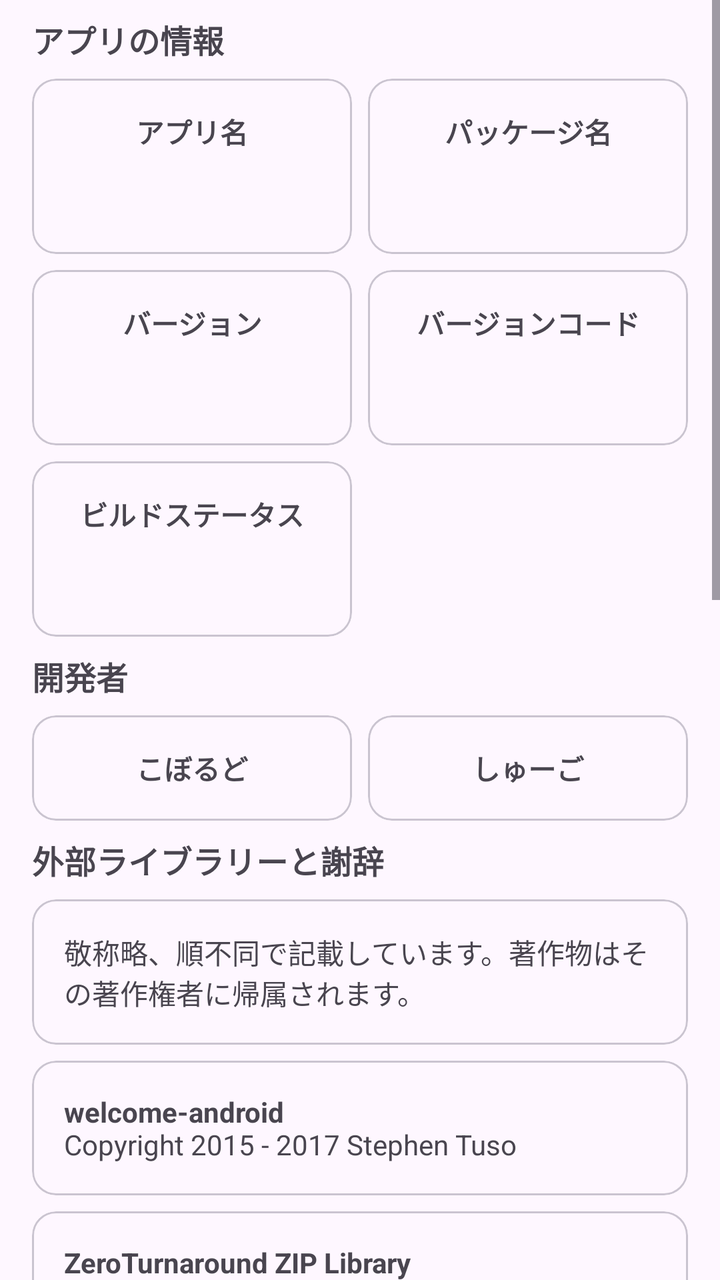
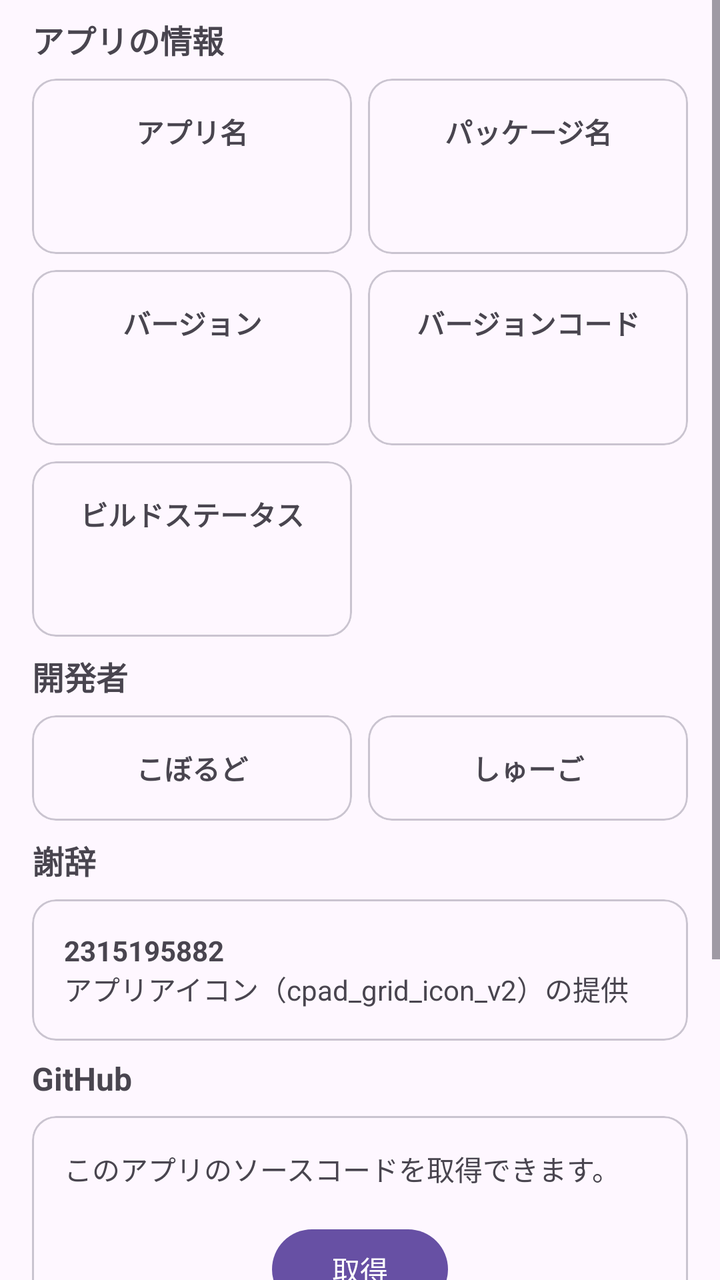

Screens rendered from an Android XML layout before and after an edit, with the pre-edit source and the edit as a unified diff.
<!-- AndroidManifest.xml: activity theme ActionBarTheme -->
<!-- res/layout/activity_app_info.xml -->
<?xml version="1.0" encoding="utf-8"?>
<ScrollView xmlns:android="http://schemas.android.com/apk/res/android"
    android:layout_width="match_parent"
    android:layout_height="match_parent">

    <LinearLayout
        android:layout_width="match_parent"
        android:layout_height="wrap_content"
        android:layout_marginHorizontal="@dimen/app_info_spacing"
        android:orientation="vertical">

        <androidx.appcompat.widget.AppCompatTextView
            android:layout_width="match_parent"
            android:layout_height="wrap_content"
            android:layout_marginVertical="@dimen/app_info_spacing_small"
            android:text="@string/info_app_info"
            android:textSize="@dimen/app_info_text_size"
            android:textStyle="bold" />

        <LinearLayout
            android:layout_width="match_parent"
            android:layout_height="wrap_content"
            android:layout_marginBottom="@dimen/app_info_spacing_small">

            <com.google.android.material.card.MaterialCardView
                android:layout_width="0dp"
                android:layout_height="match_parent"
                android:layout_weight="1"
                android:layout_marginEnd="@dimen/app_info_spacing_small"
                android:focusable="true"
                android:clickable="true">

                <LinearLayout
                    android:layout_width="match_parent"
                    android:layout_height="match_parent"
                    android:orientation="vertical">

                    <androidx.appcompat.widget.AppCompatTextView
                        android:layout_width="match_parent"
                        android:layout_height="wrap_content"
                        android:layout_marginHorizontal="@dimen/app_info_spacing"
                        android:layout_marginVertical="@dimen/app_info_spacing"
                        android:gravity="center"
                        android:text="@string/info_app_name"
                        android:textStyle="bold" />

                    <androidx.appcompat.widget.AppCompatTextView
                        android:id="@+id/menu_text_1"
                        android:layout_width="match_parent"
                        android:layout_height="wrap_content"
                        android:layout_marginHorizontal="@dimen/app_info_spacing"
                        android:layout_marginBottom="@dimen/app_info_spacing"
                        android:gravity="center" />

                </LinearLayout>

            </com.google.android.material.card.MaterialCardView>

            <com.google.android.material.card.MaterialCardView
                android:layout_width="0dp"
                android:layout_height="match_parent"
                android:layout_weight="1"
                android:focusable="true"
                android:clickable="true">

                <LinearLayout
                    android:layout_width="match_parent"
                    android:layout_height="match_parent"
                    android:orientation="vertical">

                    <androidx.appcompat.widget.AppCompatTextView
                        android:layout_width="match_parent"
                        android:layout_height="wrap_content"
                        android:layout_marginHorizontal="@dimen/app_info_spacing"
                        android:layout_marginVertical="@dimen/app_info_spacing"
                        android:gravity="center"
                        android:text="@string/info_package_name"
                        android:textStyle="bold" />

                    <androidx.appcompat.widget.AppCompatTextView
                        android:id="@+id/menu_text_2"
                        android:layout_width="match_parent"
                        android:layout_height="wrap_content"
                        android:layout_marginHorizontal="@dimen/app_info_spacing"
                        android:layout_marginBottom="@dimen/app_info_spacing"
                        android:gravity="center" />

                </LinearLayout>

            </com.google.android.material.card.MaterialCardView>

        </LinearLayout>

        <LinearLayout
            android:layout_width="match_parent"
            android:layout_height="wrap_content"
            android:layout_marginBottom="@dimen/app_info_spacing_small">

            <com.google.android.material.card.MaterialCardView
                android:layout_width="0dp"
                android:layout_height="match_parent"
                android:layout_weight="1"
                android:layout_marginEnd="@dimen/app_info_spacing_small"
                android:focusable="true"
                android:clickable="true">

                <LinearLayout
                    android:layout_width="match_parent"
                    android:layout_height="match_parent"
                    android:orientation="vertical">

                    <androidx.appcompat.widget.AppCompatTextView
                        android:layout_width="match_parent"
                        android:layout_height="wrap_content"
                        android:layout_marginHorizontal="@dimen/app_info_spacing"
                        android:layout_marginVertical="@dimen/app_info_spacing"
                        android:gravity="center"
                        android:text="@string/info_version"
                        android:textStyle="bold" />

                    <androidx.appcompat.widget.AppCompatTextView
                        android:id="@+id/menu_text_3"
                        android:layout_width="match_parent"
                        android:layout_height="wrap_content"
                        android:layout_marginHorizontal="@dimen/app_info_spacing"
                        android:layout_marginBottom="@dimen/app_info_spacing"
                        android:gravity="center" />

                </LinearLayout>

            </com.google.android.material.card.MaterialCardView>

            <com.google.android.material.card.MaterialCardView
                android:layout_width="0dp"
                android:layout_height="match_parent"
                android:layout_weight="1"
                android:focusable="true"
                android:clickable="true">

                <LinearLayout
                    android:layout_width="match_parent"
                    android:layout_height="match_parent"
                    android:orientation="vertical">

                    <androidx.appcompat.widget.AppCompatTextView
                        android:layout_width="match_parent"
                        android:layout_height="wrap_content"
                        android:layout_marginHorizontal="@dimen/app_info_spacing"
                        android:layout_marginVertical="@dimen/app_info_spacing"
                        android:gravity="center"
                        android:text="@string/info_version_code"
                        android:textStyle="bold" />

                    <androidx.appcompat.widget.AppCompatTextView
                        android:id="@+id/menu_text_4"
                        android:layout_width="match_parent"
                        android:layout_height="wrap_content"
                        android:layout_marginHorizontal="@dimen/app_info_spacing"
                        android:layout_marginBottom="@dimen/app_info_spacing"
                        android:gravity="center" />

                </LinearLayout>

            </com.google.android.material.card.MaterialCardView>

        </LinearLayout>

        <LinearLayout
            android:layout_width="match_parent"
            android:layout_height="wrap_content">

            <com.google.android.material.card.MaterialCardView
                android:layout_width="0dp"
                android:layout_height="match_parent"
                android:layout_weight="1"
                android:layout_marginEnd="@dimen/app_info_spacing_small"
                android:focusable="true"
                android:clickable="true">

                <LinearLayout
                    android:layout_width="match_parent"
                    android:layout_height="match_parent"
                    android:orientation="vertical">

                    <androidx.appcompat.widget.AppCompatTextView
                        android:layout_width="match_parent"
                        android:layout_height="wrap_content"
                        android:layout_marginHorizontal="@dimen/app_info_spacing"
                        android:layout_marginVertical="@dimen/app_info_spacing"
                        android:gravity="center"
                        android:text="@string/info_build_status"
                        android:textStyle="bold" />

                    <androidx.appcompat.widget.AppCompatTextView
                        android:id="@+id/menu_text_5"
                        android:layout_width="match_parent"
                        android:layout_height="wrap_content"
                        android:layout_marginHorizontal="@dimen/app_info_spacing"
                        android:layout_marginBottom="@dimen/app_info_spacing"
                        android:gravity="center" />

                </LinearLayout>

            </com.google.android.material.card.MaterialCardView>

            <com.google.android.material.card.MaterialCardView
                android:layout_width="0dp"
                android:layout_height="match_parent"
                android:layout_weight="1"
                android:visibility="invisible"
                android:focusable="true"
                android:clickable="true">

            </com.google.android.material.card.MaterialCardView>

        </LinearLayout>

        <androidx.appcompat.widget.AppCompatTextView
            android:layout_width="match_parent"
            android:layout_height="wrap_content"
            android:layout_marginVertical="@dimen/app_info_spacing_small"
            android:text="@string/info_development"
            android:textSize="@dimen/app_info_text_size"
            android:textStyle="bold" />

        <LinearLayout
            android:layout_width="match_parent"
            android:layout_height="wrap_content">

            <com.google.android.material.card.MaterialCardView
                android:id="@+id/act_app_info_card_dev_1"
                android:layout_width="0dp"
                android:layout_height="match_parent"
                android:layout_weight="1"
                android:layout_marginEnd="@dimen/app_info_spacing_small"
                android:focusable="true"
                android:clickable="true">

                <androidx.appcompat.widget.AppCompatTextView
                    android:layout_width="match_parent"
                    android:layout_height="wrap_content"
                    android:layout_marginHorizontal="@dimen/app_info_spacing"
                    android:layout_marginVertical="@dimen/app_info_spacing"
                    android:gravity="center"
                    android:text="@string/info_developer_kobold"
                    android:textStyle="bold" />

            </com.google.android.material.card.MaterialCardView>

            <com.google.android.material.card.MaterialCardView
                android:id="@+id/act_app_info_card_dev_2"
                android:layout_width="0dp"
                android:layout_height="match_parent"
                android:layout_weight="1"
                android:focusable="true"
                android:clickable="true">

                <androidx.appcompat.widget.AppCompatTextView
                    android:layout_width="match_parent"
                    android:layout_height="wrap_content"
                    android:layout_marginHorizontal="@dimen/app_info_spacing"
                    android:layout_marginVertical="@dimen/app_info_spacing"
                    android:gravity="center"
                    android:text="@string/info_developer_syuugo"
                    android:textStyle="bold" />

            </com.google.android.material.card.MaterialCardView>

        </LinearLayout>

        <androidx.appcompat.widget.AppCompatTextView
            android:layout_width="match_parent"
            android:layout_height="wrap_content"
            android:layout_marginVertical="@dimen/app_info_spacing_small"
            android:text="@string/info_library"
            android:textSize="@dimen/app_info_text_size"
            android:textStyle="bold" />

        <com.google.android.material.card.MaterialCardView
            android:layout_width="match_parent"
            android:layout_height="wrap_content"
            android:layout_marginBottom="@dimen/app_info_spacing_small"
            android:focusable="true"
            android:clickable="true">

            <androidx.appcompat.widget.AppCompatTextView
                android:layout_width="match_parent"
                android:layout_height="wrap_content"
                android:layout_marginHorizontal="@dimen/app_info_spacing"
                android:layout_marginVertical="@dimen/app_info_spacing"
                android:text="@string/info_library_other_label" />

        </com.google.android.material.card.MaterialCardView>

        <com.google.android.material.card.MaterialCardView
            android:layout_width="match_parent"
            android:layout_height="wrap_content"
            android:layout_marginBottom="@dimen/app_info_spacing_small"
            android:focusable="true"
            android:clickable="true">

            <androidx.appcompat.widget.AppCompatTextView
                android:layout_width="match_parent"
                android:layout_height="wrap_content"
                android:layout_marginHorizontal="@dimen/app_info_spacing"
                android:layout_marginVertical="@dimen/app_info_spacing"
                android:text="@string/info_library_wel_label" />

        </com.google.android.material.card.MaterialCardView>

        <com.google.android.material.card.MaterialCardView
            android:layout_width="match_parent"
            android:layout_height="wrap_content"
            android:layout_marginBottom="@dimen/app_info_spacing_small"
            android:focusable="true"
            android:clickable="true">

            <androidx.appcompat.widget.AppCompatTextView
                android:layout_width="match_parent"
                android:layout_height="wrap_content"
                android:layout_marginHorizontal="@dimen/app_info_spacing"
                android:layout_marginVertical="@dimen/app_info_spacing"
                android:text="@string/info_library_zip_label" />

        </com.google.android.material.card.MaterialCardView>

        <com.google.android.material.card.MaterialCardView
            android:layout_width="match_parent"
            android:layout_height="wrap_content"
            android:layout_marginBottom="@dimen/app_info_spacing_small"
            android:focusable="true"
            android:clickable="true">

            <androidx.appcompat.widget.AppCompatTextView
                android:layout_width="match_parent"
                android:layout_height="wrap_content"
                android:layout_marginHorizontal="@dimen/app_info_spacing"
                android:layout_marginVertical="@dimen/app_info_spacing"
                android:text="@string/info_library_yib_label" />

        </com.google.android.material.card.MaterialCardView>

        <com.google.android.material.card.MaterialCardView
            android:layout_width="match_parent"
            android:layout_height="wrap_content"
            android:layout_marginBottom="@dimen/app_info_spacing_small"
            android:focusable="true"
            android:clickable="true">

            <androidx.appcompat.widget.AppCompatTextView
                android:layout_width="match_parent"
                android:layout_height="wrap_content"
                android:layout_marginHorizontal="@dimen/app_info_spacing"
                android:layout_marginVertical="@dimen/app_info_spacing"
                android:text="@string/info_library_dhizuku_label" />

        </com.google.android.material.card.MaterialCardView>

        <com.google.android.material.card.MaterialCardView
            android:layout_width="match_parent"
            android:layout_height="wrap_content"
            android:layout_marginBottom="@dimen/app_info_spacing_small"
            android:focusable="true"
            android:clickable="true">

            <androidx.appcompat.widget.AppCompatTextView
                android:layout_width="match_parent"
                android:layout_height="wrap_content"
                android:layout_marginHorizontal="@dimen/app_info_spacing"
                android:layout_marginVertical="@dimen/app_info_spacing"
                android:text="@string/info_library_awayume_label" />

        </com.google.android.material.card.MaterialCardView>

        <com.google.android.material.card.MaterialCardView
            android:layout_width="match_parent"
            android:layout_height="wrap_content"
            android:focusable="true"
            android:clickable="true">

            <androidx.appcompat.widget.AppCompatTextView
                android:layout_width="match_parent"
                android:layout_height="wrap_content"
                android:layout_marginHorizontal="@dimen/app_info_spacing"
                android:layout_marginVertical="@dimen/app_info_spacing"
                android:text="@string/info_library_naniwara_label" />

        </com.google.android.material.card.MaterialCardView>

        <androidx.appcompat.widget.AppCompatTextView
            android:layout_width="match_parent"
            android:layout_height="wrap_content"
            android:layout_marginVertical="@dimen/app_info_spacing_small"
            android:text="@string/info_github"
            android:textSize="@dimen/app_info_text_size"
            android:textStyle="bold" />

        <com.google.android.material.card.MaterialCardView
            android:layout_width="match_parent"
            android:layout_height="wrap_content"
            android:focusable="true"
            android:clickable="true">

            <LinearLayout
                android:layout_width="match_parent"
                android:layout_height="wrap_content"
                android:orientation="vertical">

                <androidx.appcompat.widget.AppCompatTextView
                    android:layout_width="match_parent"
                    android:layout_height="wrap_content"
                    android:layout_marginHorizontal="@dimen/app_info_spacing"
                    android:layout_marginVertical="@dimen/app_info_spacing"
                    android:text="@string/info_github_label" />

                <com.google.android.material.button.MaterialButton
                    android:id="@+id/download_button"
                    android:layout_width="wrap_content"
                    android:layout_height="wrap_content"
                    android:layout_marginHorizontal="@dimen/app_info_spacing"
                    android:layout_marginBottom="@dimen/app_info_spacing"
                    android:layout_gravity="center"
                    android:text="@string/info_github_button" />

            </LinearLayout>

        </com.google.android.material.card.MaterialCardView>

        <androidx.appcompat.widget.AppCompatTextView
            android:layout_width="match_parent"
            android:layout_height="wrap_content"
            android:layout_marginVertical="@dimen/app_info_spacing_small"
            android:text="@string/info_feedback"
            android:textSize="@dimen/app_info_text_size"
            android:textStyle="bold" />

        <com.google.android.material.card.MaterialCardView
            android:layout_width="match_parent"
            android:layout_height="wrap_content"
            android:focusable="true"
            android:clickable="true">

            <LinearLayout
                android:layout_width="match_parent"
                android:layout_height="wrap_content"
                android:orientation="vertical">

                <androidx.appcompat.widget.AppCompatTextView
                    android:layout_width="match_parent"
                    android:layout_height="wrap_content"
                    android:layout_marginHorizontal="@dimen/app_info_spacing"
                    android:layout_marginVertical="@dimen/app_info_spacing"
                    android:text="@string/info_feedback_label" />

                <com.google.android.material.button.MaterialButton
                    android:id="@+id/act_app_info_button_feedback"
                    android:layout_width="wrap_content"
                    android:layout_height="wrap_content"
                    android:layout_marginHorizontal="@dimen/app_info_spacing"
                    android:layout_marginBottom="@dimen/app_info_spacing"
                    android:layout_gravity="center"
                    android:text="@string/info_feedback_button" />

            </LinearLayout>

        </com.google.android.material.card.MaterialCardView>

    </LinearLayout>

</ScrollView>
<!-- resources referenced by this layout -->
<resources>
  <dimen name="app_info_spacing">16dp</dimen>
  <dimen name="app_info_spacing_small">8dp</dimen>
  <dimen name="app_info_text_size">16sp</dimen>
  <string name="info_app_info">アプリの情報</string>
  <string name="info_app_name">アプリ名</string>
  <string name="info_build_status">ビルドステータス</string>
  <string name="info_developer_kobold">こぼるど</string>
  <string name="info_developer_syuugo">しゅーご</string>
  <string name="info_development">開発者</string>
  <string name="info_feedback">不具合報告（バグレポート）と機能提案（フィードバック）</string>
  <string name="info_feedback_button">フォームを開く</string>
  <string name="info_feedback_label">開発者に問題や提案を送信できます。</string>
  <string name="info_github">GitHub</string>
  <string name="info_github_button">取得</string>
  <string name="info_github_label">このアプリのソースコードを取得できます。</string>
  <string name="info_library">外部ライブラリーと謝辞</string>
  <string name="info_library_awayume_label"><b>粟夢 (Awayume)</b>\n不具合修正のご協力</string>
  <string name="info_library_dhizuku_label"><b>Dhizuku-API</b>\nCopyright © 2023 R0S</string>
  <string name="info_library_naniwara_label"><b>なにわらマサト</b>\nアプリアイコン (cpad_grid_icon_v2.webp) の提供</string>
  <string name="info_library_other_label">敬称略、順不同で記載しています。著作物はその著作権者に帰属されます。</string>
  <string name="info_library_wel_label"><b>welcome-android</b>\nCopyright 2015 \- 2017 Stephen Tuso</string>
  <string name="info_library_yib_label"><b>よびばいと (YiB)</b>\n画像の提供 (navigationbar.webp / ex.webp)\nウォークスルーの追加のご協力</string>
  <string name="info_library_zip_label"><b>ZeroTurnaround ZIP Library</b>\nCopyright 2012 ZeroTurnaround LLC.</string>
  <string name="info_package_name">パッケージ名</string>
  <string name="info_version">バージョン</string>
  <string name="info_version_code">バージョンコード</string>
  <style name="ActionBarTheme" parent="@style/Theme.Material3.Light">
          <item name="android:windowLightStatusBar" tools:targetApi="m">true</item>
          <item name="android:statusBarColor">@android:color/transparent</item>
          <item name="preferenceTheme">@style/ThemeOverlay.App.Preference</item>
      </style>
  <style name="ThemeOverlay.App.Preference" parent="PreferenceThemeOverlay">
          <item name="switchPreferenceCompatStyle">@style/PreferenceMaterialSwitch</item>
          <item name="preferenceCategoryTitleTextAppearance">@style/TextAppearance.Material3.TitleSmall</item>
          <item name="preferenceCategoryTitleTextColor">?attr/colorPrimary</item>
          <item name="alertDialogTheme">@style/ThemeOverlay.App.AlertDialog</item>
      </style>
  <style name="PreferenceMaterialSwitch" parent="@style/Preference.SwitchPreferenceCompat.Material">
          <item name="widgetLayout">@layout/widget_material_switch</item>
      </style>
  <style name="ThemeOverlay.App.AlertDialog" parent="ThemeOverlay.Material3.MaterialAlertDialog">
          <item name="android:windowBackground">@drawable/dialog_background_m3</item>
      </style>
  <!-- drawable dialog_background_m3 (drawable) -->
  <?xml version="1.0" encoding="utf-8"?>
  <inset xmlns:android="http://schemas.android.com/apk/res/android"
      android:insetLeft="@dimen/dialog_background_m3_inset"
      android:insetTop="@dimen/dialog_background_m3_inset"
      android:insetRight="@dimen/dialog_background_m3_inset"
      android:insetBottom="@dimen/dialog_background_m3_inset">
  
      <shape android:shape="rectangle">
  
          <corners android:radius="?attr/shapeCornerSizeExtraLarge" />
  
          <solid android:color="?attr/colorSurfaceContainerHigh" />
  
      </shape>
  
  </inset>
  <dimen name="dialog_background_m3_inset">10dp</dimen>
</resources>

<!-- the commit's change to res/layout/activity_app_info.xml (unified diff, before → after) -->
@@ -277,9 +277,9 @@
             android:textStyle="bold" />
 
         <com.google.android.material.card.MaterialCardView
-            android:layout_width="match_parent"
-            android:layout_height="wrap_content"
-            android:layout_marginBottom="@dimen/app_info_spacing_small"
+            android:id="@+id/act_app_info_card_thanks_1"
+            android:layout_width="match_parent"
+            android:layout_height="wrap_content"
             android:focusable="true"
             android:clickable="true">
 
@@ -288,102 +288,7 @@
                 android:layout_height="wrap_content"
                 android:layout_marginHorizontal="@dimen/app_info_spacing"
                 android:layout_marginVertical="@dimen/app_info_spacing"
-                android:text="@string/info_library_other_label" />
-
-        </com.google.android.material.card.MaterialCardView>
-
-        <com.google.android.material.card.MaterialCardView
-            android:layout_width="match_parent"
-            android:layout_height="wrap_content"
-            android:layout_marginBottom="@dimen/app_info_spacing_small"
-            android:focusable="true"
-            android:clickable="true">
-
-            <androidx.appcompat.widget.AppCompatTextView
-                android:layout_width="match_parent"
-                android:layout_height="wrap_content"
-                android:layout_marginHorizontal="@dimen/app_info_spacing"
-                android:layout_marginVertical="@dimen/app_info_spacing"
-                android:text="@string/info_library_wel_label" />
-
-        </com.google.android.material.card.MaterialCardView>
-
-        <com.google.android.material.card.MaterialCardView
-            android:layout_width="match_parent"
-            android:layout_height="wrap_content"
-            android:layout_marginBottom="@dimen/app_info_spacing_small"
-            android:focusable="true"
-            android:clickable="true">
-
-            <androidx.appcompat.widget.AppCompatTextView
-                android:layout_width="match_parent"
-                android:layout_height="wrap_content"
-                android:layout_marginHorizontal="@dimen/app_info_spacing"
-                android:layout_marginVertical="@dimen/app_info_spacing"
-                android:text="@string/info_library_zip_label" />
-
-        </com.google.android.material.card.MaterialCardView>
-
-        <com.google.android.material.card.MaterialCardView
-            android:layout_width="match_parent"
-            android:layout_height="wrap_content"
-            android:layout_marginBottom="@dimen/app_info_spacing_small"
-            android:focusable="true"
-            android:clickable="true">
-
-            <androidx.appcompat.widget.AppCompatTextView
-                android:layout_width="match_parent"
-                android:layout_height="wrap_content"
-                android:layout_marginHorizontal="@dimen/app_info_spacing"
-                android:layout_marginVertical="@dimen/app_info_spacing"
-                android:text="@string/info_library_yib_label" />
-
-        </com.google.android.material.card.MaterialCardView>
-
-        <com.google.android.material.card.MaterialCardView
-            android:layout_width="match_parent"
-            android:layout_height="wrap_content"
-            android:layout_marginBottom="@dimen/app_info_spacing_small"
-            android:focusable="true"
-            android:clickable="true">
-
-            <androidx.appcompat.widget.AppCompatTextView
-                android:layout_width="match_parent"
-                android:layout_height="wrap_content"
-                android:layout_marginHorizontal="@dimen/app_info_spacing"
-                android:layout_marginVertical="@dimen/app_info_spacing"
-                android:text="@string/info_library_dhizuku_label" />
-
-        </com.google.android.material.card.MaterialCardView>
-
-        <com.google.android.material.card.MaterialCardView
-            android:layout_width="match_parent"
-            android:layout_height="wrap_content"
-            android:layout_marginBottom="@dimen/app_info_spacing_small"
-            android:focusable="true"
-            android:clickable="true">
-
-            <androidx.appcompat.widget.AppCompatTextView
-                android:layout_width="match_parent"
-                android:layout_height="wrap_content"
-                android:layout_marginHorizontal="@dimen/app_info_spacing"
-                android:layout_marginVertical="@dimen/app_info_spacing"
-                android:text="@string/info_library_awayume_label" />
-
-        </com.google.android.material.card.MaterialCardView>
-
-        <com.google.android.material.card.MaterialCardView
-            android:layout_width="match_parent"
-            android:layout_height="wrap_content"
-            android:focusable="true"
-            android:clickable="true">
-
-            <androidx.appcompat.widget.AppCompatTextView
-                android:layout_width="match_parent"
-                android:layout_height="wrap_content"
-                android:layout_marginHorizontal="@dimen/app_info_spacing"
-                android:layout_marginVertical="@dimen/app_info_spacing"
-                android:text="@string/info_library_naniwara_label" />
+                android:text="@string/info_library_2315_label" />
 
         </com.google.android.material.card.MaterialCardView>
 
<!-- resource entries referenced after the edit -->
@@ -9,20 +9,14 @@
   <string name="info_developer_kobold">こぼるど</string>
   <string name="info_developer_syuugo">しゅーご</string>
   <string name="info_development">開発者</string>
-  <string name="info_feedback">不具合報告（バグレポート）と機能提案（フィードバック）</string>
+  <string name="info_feedback">不具合報告（バグレポート）と 機能提案（フィードバック）</string>
   <string name="info_feedback_button">フォームを開く</string>
   <string name="info_feedback_label">開発者に問題や提案を送信できます。</string>
   <string name="info_github">GitHub</string>
   <string name="info_github_button">取得</string>
   <string name="info_github_label">このアプリのソースコードを取得できます。</string>
-  <string name="info_library">外部ライブラリーと謝辞</string>
-  <string name="info_library_awayume_label"><b>粟夢 (Awayume)</b>\n不具合修正のご協力</string>
-  <string name="info_library_dhizuku_label"><b>Dhizuku-API</b>\nCopyright © 2023 R0S</string>
-  <string name="info_library_naniwara_label"><b>なにわらマサト</b>\nアプリアイコン (cpad_grid_icon_v2.webp) の提供</string>
-  <string name="info_library_other_label">敬称略、順不同で記載しています。著作物はその著作権者に帰属されます。</string>
-  <string name="info_library_wel_label"><b>welcome-android</b>\nCopyright 2015 \- 2017 Stephen Tuso</string>
-  <string name="info_library_yib_label"><b>よびばいと (YiB)</b>\n画像の提供 (navigationbar.webp / ex.webp)\nウォークスルーの追加のご協力</string>
-  <string name="info_library_zip_label"><b>ZeroTurnaround ZIP Library</b>\nCopyright 2012 ZeroTurnaround LLC.</string>
+  <string name="info_library">謝辞</string>
+  <string name="info_library_2315_label"><b>2315195882</b>\nアプリアイコン（cpad_grid_icon_v2）の提供</string>
   <string name="info_package_name">パッケージ名</string>
   <string name="info_version">バージョン</string>
   <string name="info_version_code">バージョンコード</string>
@@ -34,7 +28,6 @@
   <style name="ThemeOverlay.App.Preference" parent="PreferenceThemeOverlay">
           <item name="switchPreferenceCompatStyle">@style/PreferenceMaterialSwitch</item>
           <item name="preferenceCategoryTitleTextAppearance">@style/TextAppearance.Material3.TitleSmall</item>
-          <item name="preferenceCategoryTitleTextColor">?attr/colorPrimary</item>
           <item name="alertDialogTheme">@style/ThemeOverlay.App.AlertDialog</item>
       </style>
   <style name="PreferenceMaterialSwitch" parent="@style/Preference.SwitchPreferenceCompat.Material">
@@ -53,9 +46,9 @@
   
       <shape android:shape="rectangle">
   
-          <corners android:radius="?attr/shapeCornerSizeExtraLarge" />
+          <corners android:radius="28dp" />
   
-          <solid android:color="?attr/colorSurfaceContainerHigh" />
+          <solid android:color="?attr/colorSurfaceVariant" />
   
       </shape>
   
